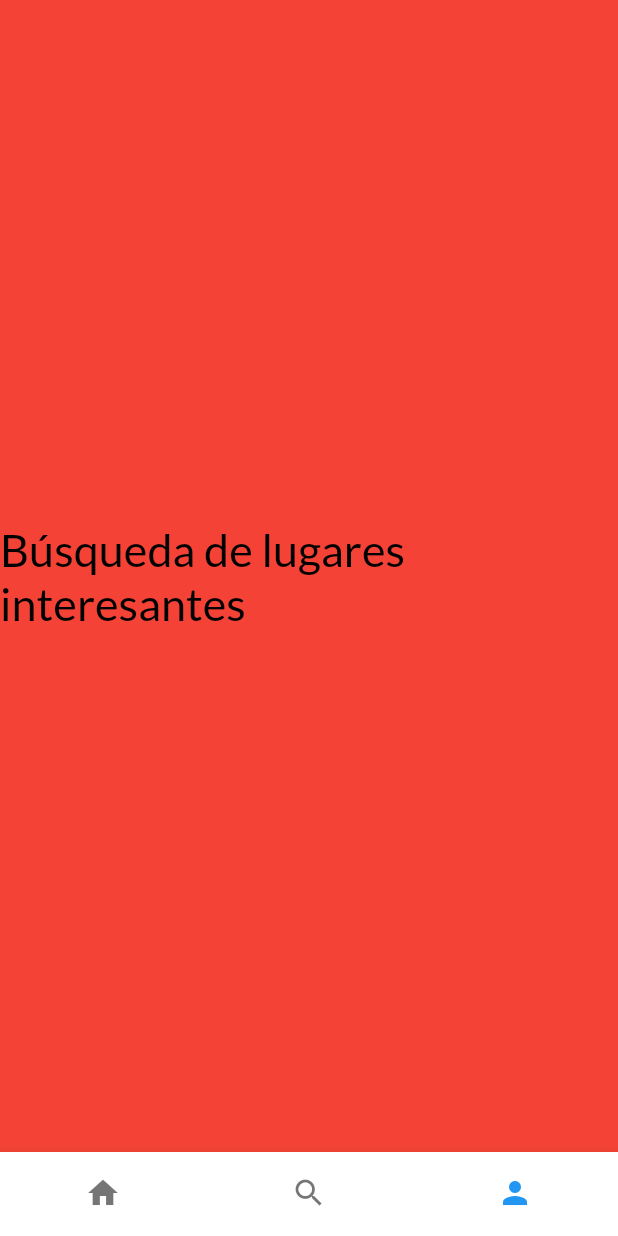
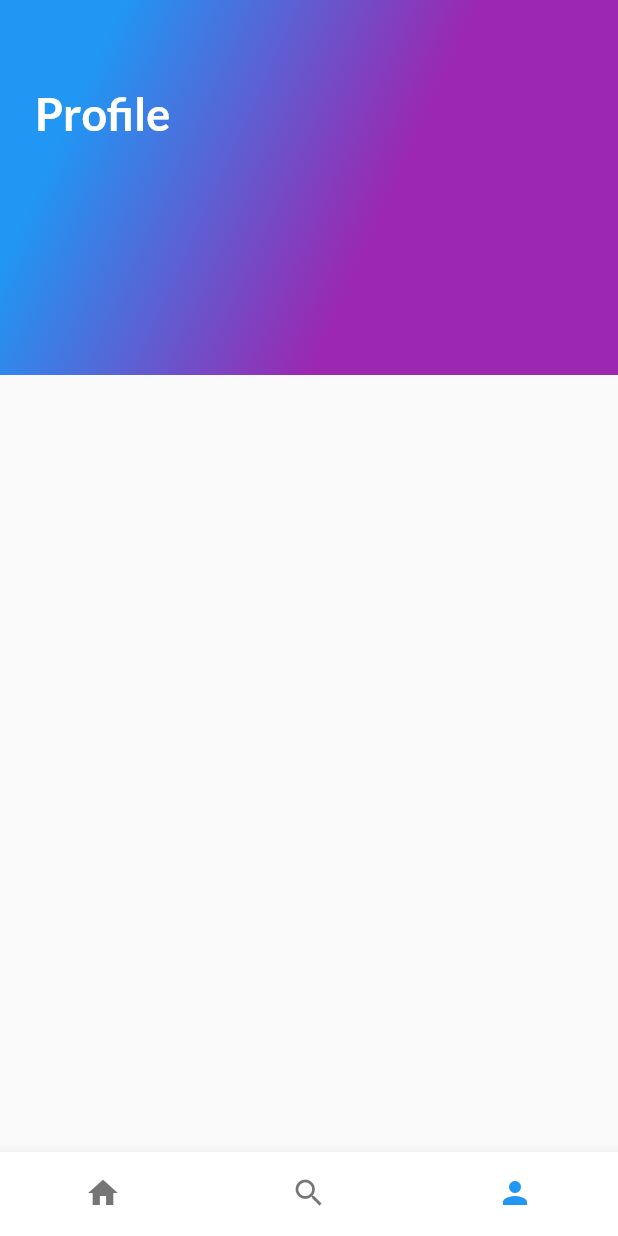
Before and after one commit to Migeuskz/viajes-App, a Flutter app: the screen it shows after launch, item 3 of the bottom bar chosen, on a phone screen of 412 x 824 dp. Run offline on Flutter 3.47's test engine with Material 2 defaults, Android fonts, the phone set to English and light mode, and no system bars; our stand-ins replace google_fonts.

Commit message:
agredando header de Profile

```diff
--- /dev/null
+++ b/lib/profile/iu/screens/headerU.dart
@@ -0,0 +1,16 @@
+import 'package:flutter/material.dart';
+import 'package:viajes_app/places/iu/screens/gradient_back.dart';
+
+class HeaderU extends StatelessWidget {
+  const HeaderU({super.key});
+
+  @override
+  Widget build(BuildContext context) {
+    return const Stack(
+      children: [
+        GradientBack(title: 'Profile'),
+        //
+      ],
+    );
+  }
+}
--- a/lib/profile/iu/screens/profile_screen.dart
+++ b/lib/profile/iu/screens/profile_screen.dart
@@ -1,22 +1,23 @@
 import 'package:flutter/material.dart';
 import 'package:google_fonts/google_fonts.dart';
+import 'package:viajes_app/profile/iu/screens/headerU.dart';
+
+import '../../../places/iu/screens/header.dart';
 
 class ProfileScreen extends StatelessWidget {
   const ProfileScreen({super.key});
 
   @override
   Widget build(BuildContext context) {
-    return Container(
-      color: Colors.red,
-      child: Center(
-        child: Text(
-          'Búsqueda de lugares interesantes',
-          style: GoogleFonts.lato(
-            fontSize: 30.0,
-            color: Colors.black,
-          ),
+    return Stack(
+      children: <Widget>[
+        ListView(
+          children: <Widget>[
+            //
+          ],
         ),
-      ),
+        const HeaderU(),
+      ],
     );
   }
 }
--- a/lib/search/iu/screens/search_place_screen.dart
+++ b/lib/search/iu/screens/search_place_screen.dart
@@ -7,13 +7,13 @@ class SearchPlaceScreen extends StatelessWidget {
   @override
   Widget build(BuildContext context) {
     return Container(
-      color: Colors.amber,
+      color: Colors.white,
       child: Center(
         child: Text(
           'Búsqueda de lugares interesantes',
           style: GoogleFonts.lato(
             fontSize: 30.0,
-            color: Colors.green,
+            color: Colors.blue,
           ),
         ),
       ),
```
Also changed, not shown: lib/profile/iu/screens/gradient_backU.dart (added, +38 -0 lines).
